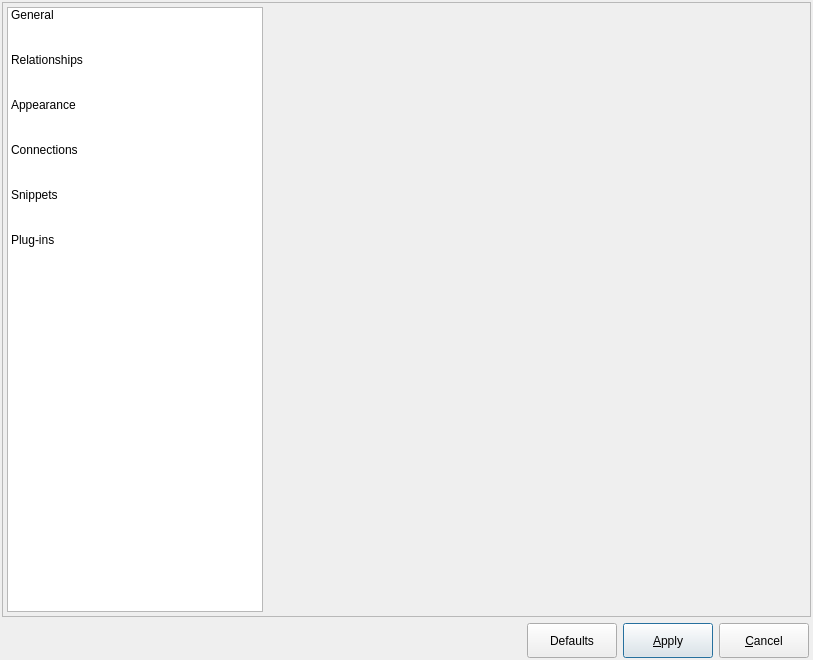
This is libpgmodeler_ui/ui/configurationform.ui in pgmodeler/pgmodeler as Qt 5 draws it before an edit. The edited form follows.
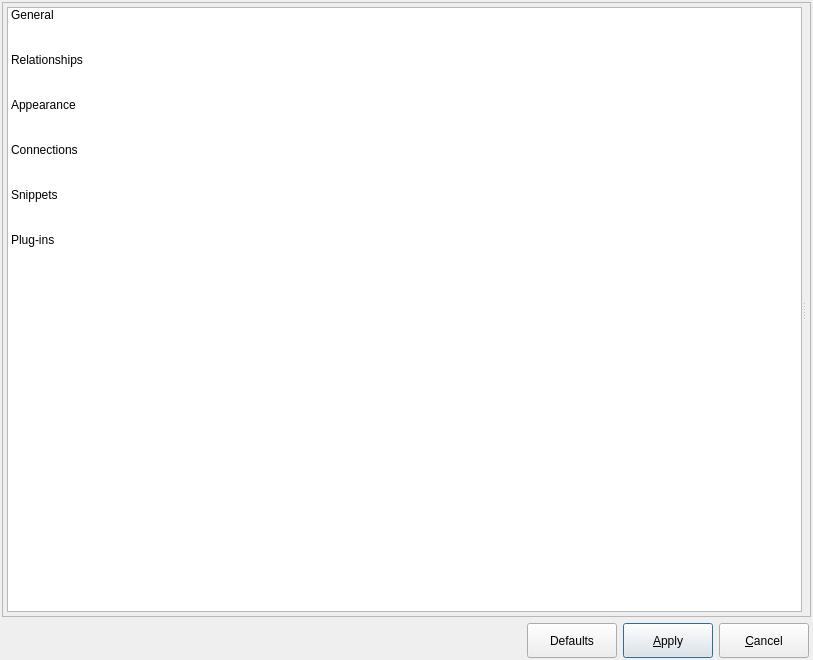
This is the edited form. Icons and pictures are not drawn.

Commit message: Minor improvement in ConfigurationForm by adding a splitter between config items (left) and settings page (right)

```diff
--- a/libpgmodeler_ui/ui/configurationform.ui
+++ b/libpgmodeler_ui/ui/configurationform.ui
@@ -72,10 +72,20 @@
       <property name="bottomMargin">
        <number>4</number>
       </property>
-      <property name="horizontalSpacing">
-       <number>2</number>
+      <property name="spacing">
+       <number>6</number>
       </property>
       <item row="0" column="0">
+       <widget class="QSplitter" name="splitter">
+        <property name="orientation">
+         <enum>Qt::Horizontal</enum>
+        </property>
+        <property name="handleWidth">
+         <number>4</number>
+        </property>
+        <property name="childrenCollapsible">
+         <bool>false</bool>
+        </property>
        <widget class="QListWidget" name="icons_lst">
         <property name="sizePolicy">
          <sizepolicy hsizetype="Fixed" vsizetype="Expanding">
@@ -267,8 +277,6 @@
          </property>
         </item>
        </widget>
-      </item>
-      <item row="0" column="1">
        <widget class="QStackedWidget" name="confs_stw">
         <property name="sizePolicy">
          <sizepolicy hsizetype="Expanding" vsizetype="Expanding">
@@ -294,6 +302,7 @@
         <property name="currentIndex">
          <number>-1</number>
         </property>
+        </widget>
        </widget>
       </item>
      </layout>
```
Left out of the diff: 2 changed lines with no effect on the pictures. Lines whose indentation alone changed are shown as unchanged.
